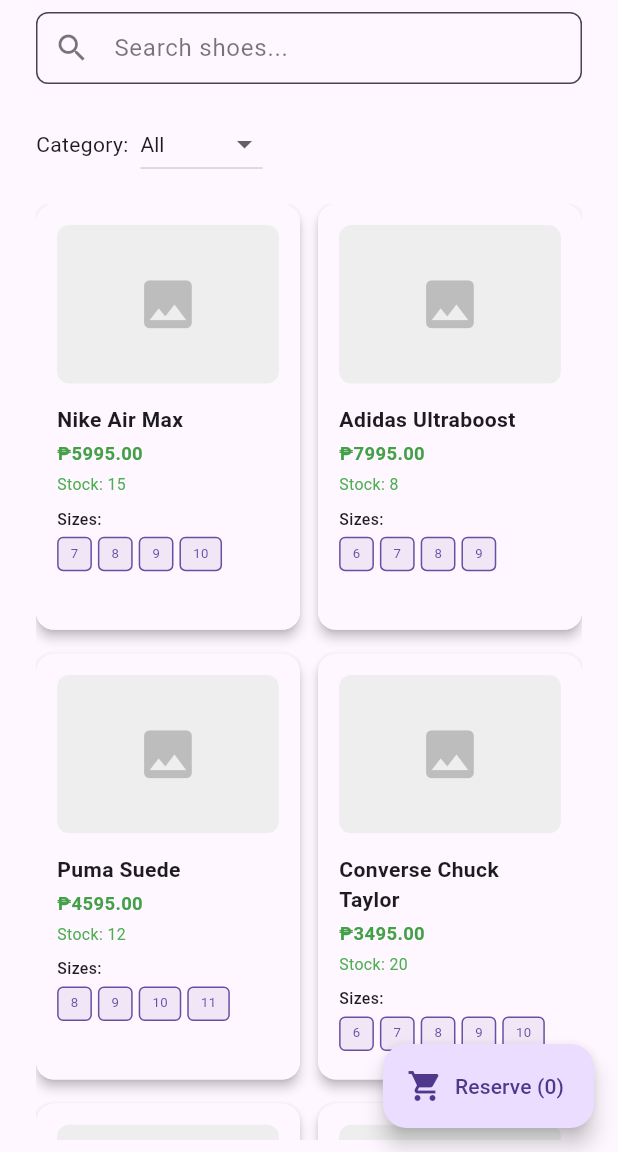
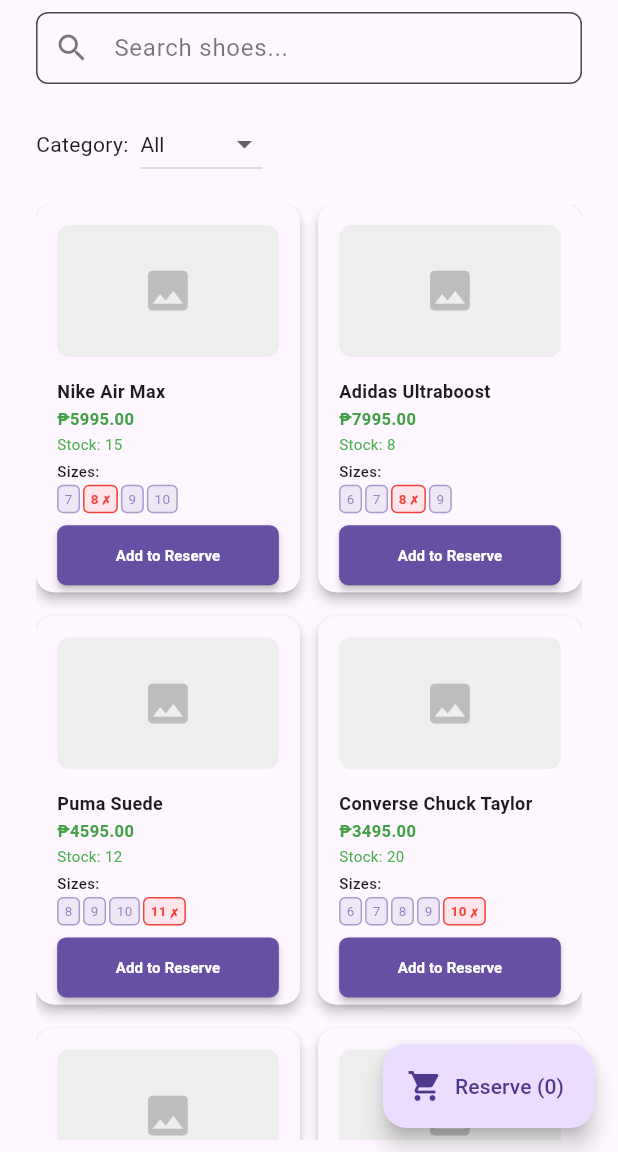
Before and after one commit to imii-imii/ShoeVault_finalproj, a Flutter app: the ProductCatalogScreen screen opened directly, on a phone screen of 412 x 824 dp, the part 84-1236 px from its top. Run offline on Flutter 3.47's test engine with Material 3 defaults, Android fonts, the phone set to English and light mode, and no system bars; our stand-ins replace fl_chart.

Commit message:
feat: Enhance product reservation system with size-specific stock management and improved UI feedback

```diff
--- a/lib/reservation.dart
+++ b/lib/reservation.dart
@@ -615,7 +615,7 @@
             description,
             textAlign: TextAlign.center,
             style: TextStyle(
-              color: Colors.black54,
+              color: colorScheme.onSurface.withOpacity(0.7),
               fontSize: isMobile ? 14 : null,
             ),
           ),
@@ -633,6 +633,7 @@
   final String imageUrl;
   final String category;
   int stock; // Made mutable
+  final Map<String, int> sizeStock; // Stock per size
 
   Product({
     required this.name,
@@ -641,6 +642,7 @@
     required this.imageUrl,
     required this.category,
     required this.stock,
+    required this.sizeStock,
   });
 }
 
@@ -670,20 +672,21 @@
 
 class _ProductCatalogScreenState extends State<ProductCatalogScreen> {
   final List<Product> products = [
-    Product(name: 'Nike Air Max', price: 5995.0, sizes: ['7', '8', '9', '10'], imageUrl: '', category: 'Sneakers', stock: 15),
-    Product(name: 'Adidas Ultraboost', price: 7995.0, sizes: ['6', '7', '8', '9'], imageUrl: '', category: 'Running', stock: 8),
-    Product(name: 'Puma Suede', price: 4595.0, sizes: ['8', '9', '10', '11'], imageUrl: '', category: 'Casual', stock: 12),
-    Product(name: 'Converse Chuck Taylor', price: 3495.0, sizes: ['6', '7', '8', '9', '10'], imageUrl: '', category: 'Casual', stock: 20),
-    Product(name: 'New Balance 574', price: 5295.0, sizes: ['7', '8', '9', '10', '11'], imageUrl: '', category: 'Running', stock: 5),
-    Product(name: 'Reebok Classic', price: 4795.0, sizes: ['7', '8', '9', '10'], imageUrl: '', category: 'Casual', stock: 7),
-    Product(name: 'ASICS Gel-Lyte', price: 5295.0, sizes: ['8', '9', '10', '11'], imageUrl: '', category: 'Running', stock: 9),
-    Product(name: 'Fila Disruptor', price: 3995.0, sizes: ['6', '7', '8', '9'], imageUrl: '', category: 'Sneakers', stock: 14),
-    Product(name: 'Under Armour HOVR', price: 6595.0, sizes: ['7', '8', '9', '10'], imageUrl: '', category: 'Running', stock: 6),
-    Product(name: 'Saucony Jazz', price: 4995.0, sizes: ['8', '9', '10', '11'], imageUrl: '', category: 'Running', stock: 11),
-    Product(name: 'Jordan 1 Mid', price: 7495.0, sizes: ['7', '8', '9', '10', '11'], imageUrl: '', category: 'Sneakers', stock: 3),
+    Product(name: 'Nike Air Max', price: 5995.0, sizes: ['7', '8', '9', '10'], imageUrl: '', category: 'Sneakers', stock: 15, sizeStock: {'7': 3, '8': 0, '9': 5, '10': 7}),
+    Product(name: 'Adidas Ultraboost', price: 7995.0, sizes: ['6', '7', '8', '9'], imageUrl: '', category: 'Running', stock: 8, sizeStock: {'6': 2, '7': 3, '8': 0, '9': 3}),
+    Product(name: 'Puma Suede', price: 4595.0, sizes: ['8', '9', '10', '11'], imageUrl: '', category: 'Casual', stock: 12, sizeStock: {'8': 4, '9': 3, '10': 5, '11': 0}),
+    Product(name: 'Converse Chuck Taylor', price: 3495.0, sizes: ['6', '7', '8', '9', '10'], imageUrl: '', category: 'Casual', stock: 20, sizeStock: {'6': 4, '7': 5, '8': 3, '9': 8, '10': 0}),
+    Product(name: 'New Balance 574', price: 5295.0, sizes: ['7', '8', '9', '10', '11'], imageUrl: '', category: 'Running', stock: 5, sizeStock: {'7': 1, '8': 2, '9': 0, '10': 2, '11': 0}),
+    Product(name: 'Reebok Classic', price: 4795.0, sizes: ['7', '8', '9', '10'], imageUrl: '', category: 'Casual', stock: 7, sizeStock: {'7': 2, '8': 3, '9': 2, '10': 0}),
+    Product(name: 'ASICS Gel-Lyte', price: 5295.0, sizes: ['8', '9', '10', '11'], imageUrl: '', category: 'Running', stock: 9, sizeStock: {'8': 3, '9': 0, '10': 4, '11': 2}),
+    Product(name: 'Fila Disruptor', price: 3995.0, sizes: ['6', '7', '8', '9'], imageUrl: '', category: 'Sneakers', stock: 14, sizeStock: {'6': 4, '7': 5, '8': 5, '9': 0}),
+    Product(name: 'Under Armour HOVR', price: 6595.0, sizes: ['7', '8', '9', '10'], imageUrl: '', category: 'Running', stock: 6, sizeStock: {'7': 2, '8': 2, '9': 2, '10': 0}),
+    Product(name: 'Saucony Jazz', price: 4995.0, sizes: ['8', '9', '10', '11'], imageUrl: '', category: 'Running', stock: 11, sizeStock: {'8': 3, '9': 4, '10': 4, '11': 0}),
+    Product(name: 'Jordan 1 Mid', price: 7495.0, sizes: ['7', '8', '9', '10', '11'], imageUrl: '', category: 'Sneakers', stock: 3, sizeStock: {'7': 1, '8': 0, '9': 1, '10': 1, '11': 0}),
   ];
 
   final Map<String, SelectedProduct> reservedProducts = {};
+  final Map<int, String?> selectedSizes = {}; // Track selected size for each product
   String searchQuery = '';
   String selectedCategory = 'All';
 
@@ -706,9 +709,18 @@
       final product = products[index];
       final key = '${product.name}_$size';
 
-      // Prevent adding more than available stock
+      // Check if size is out of stock
+      int sizeStock = product.sizeStock[size] ?? 0;
+      if (sizeStock <= 0) {
+        ScaffoldMessenger.of(context).showSnackBar(
+          SnackBar(content: Text('Size $size is out of stock for ${product.name}')),
+        );
+        return;
+      }
+
+      // Prevent adding more than available stock for this size
       int alreadyReserved = reservedProducts[key]?.quantity ?? 0;
-      if (alreadyReserved >= product.stock) {
+      if (alreadyReserved >= sizeStock) {
         ScaffoldMessenger.of(context).showSnackBar(
           SnackBar(content: Text('Not enough stock for ${product.name} (Size: $size)')),
         );
@@ -728,7 +740,27 @@
           quantity: 1,
         );
       }
+
+      // Show success message
+      ScaffoldMessenger.of(context).showSnackBar(
+        SnackBar(
+          content: Text('Added ${product.name} (Size: $size) to reservation!'),
+          backgroundColor: Colors.green,
+          duration: Duration(seconds: 2),
+        ),
+      );
     });
+  }
+
+  void _addToReserveWithSelectedSize(int index) {
+    final selectedSize = selectedSizes[index];
+    if (selectedSize == null) {
+      ScaffoldMessenger.of(context).showSnackBar(
+        SnackBar(content: Text('Please select a size first')),
+      );
+      return;
+    }
+    _addToReservation(index, selectedSize);
   }
 
   void _removeFromReservation(int index, String size) {
@@ -848,10 +880,17 @@
   void _deductStocksAfterReservation(List<SelectedProduct> reservedList) {
     setState(() {
       for (var sp in reservedList) {
+        // Deduct from size-specific stock
+        String size = sp.size;
+        int currentSizeStock = sp.product.sizeStock[size] ?? 0;
+        sp.product.sizeStock[size] = (currentSizeStock - sp.quantity).clamp(0, currentSizeStock);
+
+        // Also deduct from general stock
         sp.product.stock -= sp.quantity;
         if (sp.product.stock < 0) sp.product.stock = 0;
       }
       reservedProducts.clear();
+      selectedSizes.clear(); // Clear selected sizes
     });
   }
 
@@ -1013,7 +1052,7 @@
                         itemCount: filteredProducts.length,
                         gridDelegate: SliverGridDelegateWithFixedCrossAxisCount(
                           crossAxisCount: isMobile ? 2 : 4,
-                          childAspectRatio: 0.62,
+                          childAspectRatio: isMobile ? 0.68 : 0.62,
                           crossAxisSpacing: 20,
                           mainAxisSpacing: 30,
                         ),
@@ -1162,7 +1201,7 @@
                   itemCount: filteredProducts.length,
                   gridDelegate: SliverGridDelegateWithFixedCrossAxisCount(
                     crossAxisCount: isMobile ? 2 : 4,
-                    childAspectRatio: 0.62,
+                    childAspectRatio: isMobile ? 0.68 : 0.62,
                     crossAxisSpacing: isMobile ? 12 : 20,
                     mainAxisSpacing: isMobile ? 16 : 30,
                   ),
@@ -1200,7 +1239,8 @@
         child: LayoutBuilder(
           builder: (context, constraints) {
             final containerWidth = constraints.maxWidth;
-            final imageHeight = containerWidth * 0.6;
+            final isMobile = containerWidth < 200;
+            final imageHeight = containerWidth * (isMobile ? 0.5 : 0.6);
             final imageMargin = containerWidth * 0.08;
 
             return Column(
@@ -1236,64 +1276,132 @@
                         Text(
                           product.name,
                           style: TextStyle(
-                            fontSize: containerWidth * 0.08,
+                            fontSize: isMobile ? 12 : containerWidth * 0.08,
                             fontWeight: FontWeight.bold,
                             color: colorScheme.onSurface,
                           ),
                           maxLines: 2,
                           overflow: TextOverflow.ellipsis,
                         ),
-                        SizedBox(height: 4),
+                        SizedBox(height: isMobile ? 2 : 4),
                         Text(
                           '₱${product.price.toStringAsFixed(2)}',
                           style: TextStyle(
-                            fontSize: containerWidth * 0.07,
+                            fontSize: isMobile ? 11 : containerWidth * 0.07,
                             color: Colors.green[600],
                             fontWeight: FontWeight.bold,
                           ),
                         ),
-                        SizedBox(height: 4),
+                        SizedBox(height: isMobile ? 2 : 4),
                         Text(
                           'Stock: ${product.stock}',
                           style: TextStyle(
-                            fontSize: containerWidth * 0.06,
+                            fontSize: isMobile ? 10 : containerWidth * 0.06,
                             color: product.stock > 5 ? Colors.green : Colors.red,
                           ),
                         ),
-                        SizedBox(height: 8),
+                        SizedBox(height: isMobile ? 4 : 8),
 
                         // Size selection
                         Text(
                           'Sizes:',
                           style: TextStyle(
-                            fontSize: containerWidth * 0.06,
+                            fontSize: isMobile ? 10 : containerWidth * 0.06,
                             fontWeight: FontWeight.w500,
                             color: colorScheme.onSurface,
                           ),
                         ),
-                        SizedBox(height: 4),
+                        SizedBox(height: isMobile ? 2 : 4),
                         Wrap(
-                          spacing: 4,
+                          spacing: isMobile ? 2 : 4,
                           children: product.sizes.map((size) {
+                            int sizeStock = product.sizeStock[size] ?? 0;
+                            bool isOutOfStock = sizeStock <= 0;
+                            bool isSelected = selectedSizes[index] == size;
+
                             return GestureDetector(
-                              onTap: product.stock > 0 ? () => _addToReservation(index, size) : null,
+                              onTap: !isOutOfStock ? () {
+                                setState(() {
+                                  selectedSizes[index] = size;
+                                });
+                              } : null,
                               child: Container(
-                                padding: EdgeInsets.symmetric(horizontal: 8, vertical: 4),
+                                padding: EdgeInsets.symmetric(
+                                  horizontal: isMobile ? 4 : 8,
+                                  vertical: isMobile ? 2 : 4
+                                ),
                                 decoration: BoxDecoration(
-                                  border: Border.all(color: product.stock > 0 ? colorScheme.primary : Colors.grey),
+                                  border: Border.all(
+                                    color: isOutOfStock
+                                        ? Colors.red
+                                        : isSelected
+                                            ? colorScheme.primary
+                                            : colorScheme.primary.withOpacity(0.5),
+                                    width: isSelected ? 2 : 1,
+                                  ),
                                   borderRadius: BorderRadius.circular(4),
-                                  color: product.stock > 0 ? colorScheme.primary.withOpacity(0.1) : Colors.grey[100],
+                                  color: isOutOfStock
+                                      ? Colors.red.withOpacity(0.1)
+                                      : isSelected
+                                          ? colorScheme.primary.withOpacity(0.2)
+                                          : colorScheme.primary.withOpacity(0.1),
                                 ),
-                                child: Text(
-                                  size,
-                                  style: TextStyle(
-                                    fontSize: containerWidth * 0.05,
-                                    color: product.stock > 0 ? colorScheme.primary : Colors.grey,
-                                  ),
+                                child: Row(
+                                  mainAxisSize: MainAxisSize.min,
+                                  children: [
+                                    Text(
+                                      size,
+                                      style: TextStyle(
+                                        fontSize: isMobile ? 9 : containerWidth * 0.05,
+                                        color: isOutOfStock
+                                            ? Colors.red
+                                            : isSelected
+                                                ? colorScheme.primary
+                                                : colorScheme.primary.withOpacity(0.7),
+                                        fontWeight: isOutOfStock || isSelected
+                                            ? FontWeight.bold
+                                            : FontWeight.normal,
+                                      ),
+                                    ),
+                                    if (isOutOfStock)
+                                      Text(
+                                        ' ✗',
+                                        style: TextStyle(
+                                          fontSize: isMobile ? 8 : containerWidth * 0.04,
+                                          color: Colors.red,
+                                          fontWeight: FontWeight.bold,
+                                        ),
+                                      ),
+                                  ],
                                 ),
                               ),
                             );
                           }).toList(),
+                        ),
+                        SizedBox(height: isMobile ? 4 : 8),
+
+                        // Add to Reserve button
+                        SizedBox(
+                          width: double.infinity,
+                          child: ElevatedButton(
+                            onPressed: () => _addToReserveWithSelectedSize(index),
+                            style: ElevatedButton.styleFrom(
+                              backgroundColor: colorScheme.primary,
+                              foregroundColor: Colors.white,
+                              padding: EdgeInsets.symmetric(vertical: isMobile ? 6 : 8),
+                              shape: RoundedRectangleBorder(
+                                borderRadius: BorderRadius.circular(6),
+                              ),
+                              elevation: 2,
+                            ),
+                            child: Text(
+                              'Add to Reserve',
+                              style: TextStyle(
+                                fontSize: isMobile ? 10 : containerWidth * 0.06,
+                                fontWeight: FontWeight.bold,
+                              ),
+                            ),
+                          ),
                         ),
                       ],
                     ),
```
